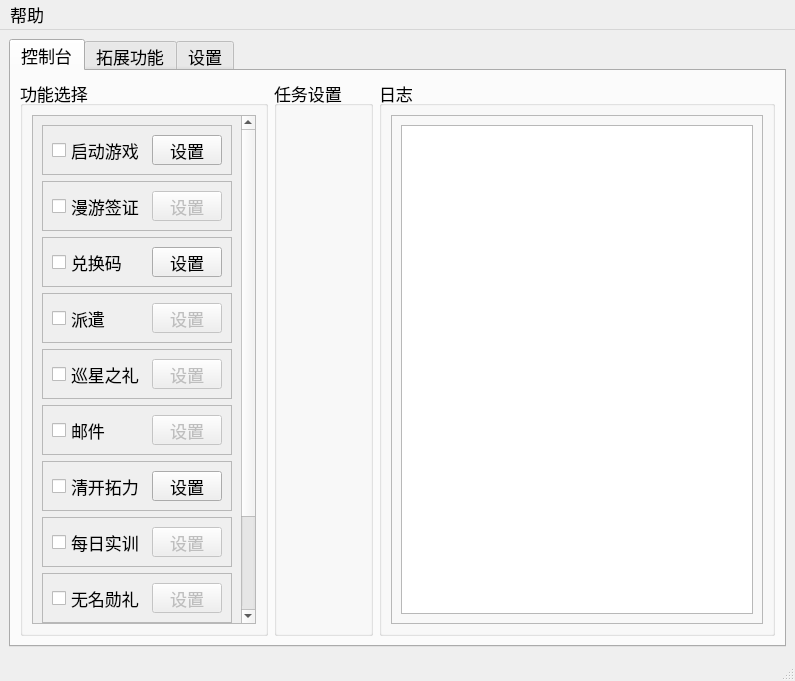
Shasnow/StarRailAssistant, file res/ui/main.ui: the form before one commit.
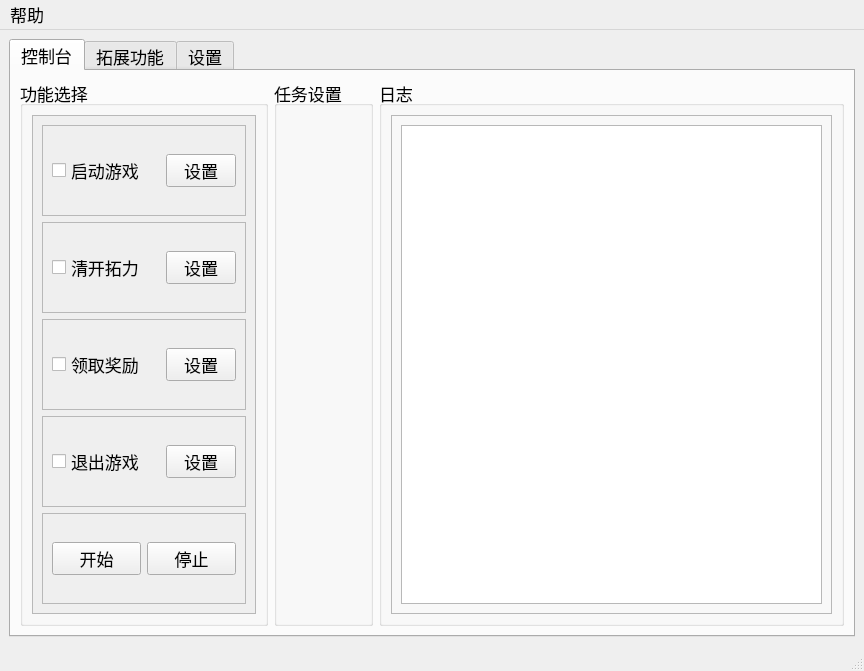
The form after the commit.

```diff
--- a/res/ui/main.ui
+++ b/res/ui/main.ui
@@ -6,8 +6,8 @@
    <rect>
     <x>0</x>
     <y>0</y>
-    <width>795</width>
-    <height>681</height>
+    <width>864</width>
+    <height>671</height>
    </rect>
   </property>
   <property name="font">
@@ -58,8 +58,8 @@
                <rect>
                 <x>0</x>
                 <y>0</y>
-                <width>214</width>
-                <height>628</height>
+                <width>226</width>
+                <height>499</height>
                </rect>
               </property>
               <layout class="QVBoxLayout" name="verticalLayout_6">
@@ -122,7 +122,7 @@
                  <property name="frameShadow">
                   <enum>QFrame::Shadow::Raised</enum>
                  </property>
-                 <layout class="QHBoxLayout" name="horizontalLayout_2">
+                 <layout class="QHBoxLayout" name="horizontalLayout_7">
                   <item>
                    <widget class="QCheckBox" name="checkBox1_2">
                     <property name="minimumSize">
@@ -132,7 +132,7 @@
                      </size>
                     </property>
                     <property name="text">
-                     <string>漫游签证</string>
+                     <string>清开拓力</string>
                     </property>
                    </widget>
                   </item>
@@ -151,9 +151,6 @@
                   </item>
                   <item>
                    <widget class="QPushButton" name="pushButton1_2">
-                    <property name="enabled">
-                     <bool>false</bool>
-                    </property>
                     <property name="minimumSize">
                      <size>
                       <width>70</width>
@@ -186,7 +183,7 @@
                      </size>
                     </property>
                     <property name="text">
-                     <string>兑换码</string>
+                     <string>领取奖励</string>
                     </property>
                    </widget>
                   </item>
@@ -227,7 +224,7 @@
                  <property name="frameShadow">
                   <enum>QFrame::Shadow::Raised</enum>
                  </property>
-                 <layout class="QHBoxLayout" name="horizontalLayout_4">
+                 <layout class="QHBoxLayout" name="horizontalLayout_10">
                   <item>
                    <widget class="QCheckBox" name="checkBox1_4">
                     <property name="minimumSize">
@@ -237,7 +234,7 @@
                      </size>
                     </property>
                     <property name="text">
-                     <string>派遣</string>
+                     <string>退出游戏</string>
                     </property>
                    </widget>
                   </item>
@@ -248,7 +245,7 @@
                     </property>
                     <property name="sizeHint" stdset="0">
                      <size>
-                      <width>219</width>
+                      <width>195</width>
                       <height>20</height>
                      </size>
                     </property>
@@ -256,327 +253,6 @@
                   </item>
                   <item>
                    <widget class="QPushButton" name="pushButton1_4">
-                    <property name="enabled">
-                     <bool>false</bool>
-                    </property>
-                    <property name="minimumSize">
-                     <size>
-                      <width>70</width>
-                      <height>30</height>
-                     </size>
-                    </property>
-                    <property name="text">
-                     <string>设置</string>
-                    </property>
-                   </widget>
-                  </item>
-                 </layout>
-                </widget>
-               </item>
-               <item>
-                <widget class="QFrame" name="frame1_5">
-                 <property name="frameShape">
-                  <enum>QFrame::Shape::StyledPanel</enum>
-                 </property>
-                 <property name="frameShadow">
-                  <enum>QFrame::Shadow::Raised</enum>
-                 </property>
-                 <layout class="QHBoxLayout" name="horizontalLayout_5">
-                  <item>
-                   <widget class="QCheckBox" name="checkBox1_5">
-                    <property name="minimumSize">
-                     <size>
-                      <width>0</width>
-                      <height>30</height>
-                     </size>
-                    </property>
-                    <property name="text">
-                     <string>巡星之礼</string>
-                    </property>
-                   </widget>
-                  </item>
-                  <item>
-                   <spacer name="horizontalSpacer1_5">
-                    <property name="orientation">
-                     <enum>Qt::Orientation::Horizontal</enum>
-                    </property>
-                    <property name="sizeHint" stdset="0">
-                     <size>
-                      <width>195</width>
-                      <height>20</height>
-                     </size>
-                    </property>
-                   </spacer>
-                  </item>
-                  <item>
-                   <widget class="QPushButton" name="pushButton1_5">
-                    <property name="enabled">
-                     <bool>false</bool>
-                    </property>
-                    <property name="minimumSize">
-                     <size>
-                      <width>70</width>
-                      <height>30</height>
-                     </size>
-                    </property>
-                    <property name="text">
-                     <string>设置</string>
-                    </property>
-                   </widget>
-                  </item>
-                 </layout>
-                </widget>
-               </item>
-               <item>
-                <widget class="QFrame" name="frame1_6">
-                 <property name="frameShape">
-                  <enum>QFrame::Shape::StyledPanel</enum>
-                 </property>
-                 <property name="frameShadow">
-                  <enum>QFrame::Shadow::Raised</enum>
-                 </property>
-                 <layout class="QHBoxLayout" name="horizontalLayout_6">
-                  <item>
-                   <widget class="QCheckBox" name="checkBox1_6">
-                    <property name="minimumSize">
-                     <size>
-                      <width>0</width>
-                      <height>30</height>
-                     </size>
-                    </property>
-                    <property name="text">
-                     <string>邮件</string>
-                    </property>
-                   </widget>
-                  </item>
-                  <item>
-                   <spacer name="horizontalSpacer1_6">
-                    <property name="orientation">
-                     <enum>Qt::Orientation::Horizontal</enum>
-                    </property>
-                    <property name="sizeHint" stdset="0">
-                     <size>
-                      <width>219</width>
-                      <height>20</height>
-                     </size>
-                    </property>
-                   </spacer>
-                  </item>
-                  <item>
-                   <widget class="QPushButton" name="pushButton1_6">
-                    <property name="enabled">
-                     <bool>false</bool>
-                    </property>
-                    <property name="minimumSize">
-                     <size>
-                      <width>70</width>
-                      <height>30</height>
-                     </size>
-                    </property>
-                    <property name="text">
-                     <string>设置</string>
-                    </property>
-                   </widget>
-                  </item>
-                 </layout>
-                </widget>
-               </item>
-               <item>
-                <widget class="QFrame" name="frame1_7">
-                 <property name="frameShape">
-                  <enum>QFrame::Shape::StyledPanel</enum>
-                 </property>
-                 <property name="frameShadow">
-                  <enum>QFrame::Shadow::Raised</enum>
-                 </property>
-                 <layout class="QHBoxLayout" name="horizontalLayout_7">
-                  <item>
-                   <widget class="QCheckBox" name="checkBox1_7">
-                    <property name="minimumSize">
-                     <size>
-                      <width>0</width>
-                      <height>30</height>
-                     </size>
-                    </property>
-                    <property name="text">
-                     <string>清开拓力</string>
-                    </property>
-                   </widget>
-                  </item>
-                  <item>
-                   <spacer name="horizontalSpacer1_7">
-                    <property name="orientation">
-                     <enum>Qt::Orientation::Horizontal</enum>
-                    </property>
-                    <property name="sizeHint" stdset="0">
-                     <size>
-                      <width>195</width>
-                      <height>20</height>
-                     </size>
-                    </property>
-                   </spacer>
-                  </item>
-                  <item>
-                   <widget class="QPushButton" name="pushButton1_7">
-                    <property name="minimumSize">
-                     <size>
-                      <width>70</width>
-                      <height>30</height>
-                     </size>
-                    </property>
-                    <property name="text">
-                     <string>设置</string>
-                    </property>
-                   </widget>
-                  </item>
-                 </layout>
-                </widget>
-               </item>
-               <item>
-                <widget class="QFrame" name="frame1_8">
-                 <property name="frameShape">
-                  <enum>QFrame::Shape::StyledPanel</enum>
-                 </property>
-                 <property name="frameShadow">
-                  <enum>QFrame::Shadow::Raised</enum>
-                 </property>
-                 <layout class="QHBoxLayout" name="horizontalLayout_9">
-                  <item>
-                   <widget class="QCheckBox" name="checkBox1_8">
-                    <property name="minimumSize">
-                     <size>
-                      <width>0</width>
-                      <height>30</height>
-                     </size>
-                    </property>
-                    <property name="text">
-                     <string>每日实训</string>
-                    </property>
-                   </widget>
-                  </item>
-                  <item>
-                   <spacer name="horizontalSpacer1_8">
-                    <property name="orientation">
-                     <enum>Qt::Orientation::Horizontal</enum>
-                    </property>
-                    <property name="sizeHint" stdset="0">
-                     <size>
-                      <width>195</width>
-                      <height>20</height>
-                     </size>
-                    </property>
-                   </spacer>
-                  </item>
-                  <item>
-                   <widget class="QPushButton" name="pushButton1_8">
-                    <property name="enabled">
-                     <bool>false</bool>
-                    </property>
-                    <property name="minimumSize">
-                     <size>
-                      <width>70</width>
-                      <height>30</height>
-                     </size>
-                    </property>
-                    <property name="text">
-                     <string>设置</string>
-                    </property>
-                   </widget>
-                  </item>
-                 </layout>
-                </widget>
-               </item>
-               <item>
-                <widget class="QFrame" name="frame1_9">
-                 <property name="frameShape">
-                  <enum>QFrame::Shape::StyledPanel</enum>
-                 </property>
-                 <property name="frameShadow">
-                  <enum>QFrame::Shadow::Raised</enum>
-                 </property>
-                 <layout class="QHBoxLayout" name="horizontalLayout_8">
-                  <item>
-                   <widget class="QCheckBox" name="checkBox1_9">
-                    <property name="minimumSize">
-                     <size>
-                      <width>0</width>
-                      <height>30</height>
-                     </size>
-                    </property>
-                    <property name="text">
-                     <string>无名勋礼</string>
-                    </property>
-                   </widget>
-                  </item>
-                  <item>
-                   <spacer name="horizontalSpacer1_9">
-                    <property name="orientation">
-                     <enum>Qt::Orientation::Horizontal</enum>
-                    </property>
-                    <property name="sizeHint" stdset="0">
-                     <size>
-                      <width>195</width>
-                      <height>20</height>
-                     </size>
-                    </property>
-                   </spacer>
-                  </item>
-                  <item>
-                   <widget class="QPushButton" name="pushButton1_9">
-                    <property name="enabled">
-                     <bool>false</bool>
-                    </property>
-                    <property name="minimumSize">
-                     <size>
-                      <width>70</width>
-                      <height>30</height>
-                     </size>
-                    </property>
-                    <property name="text">
-                     <string>设置</string>
-                    </property>
-                   </widget>
-                  </item>
-                 </layout>
-                </widget>
-               </item>
-               <item>
-                <widget class="QFrame" name="frame1_10">
-                 <property name="frameShape">
-                  <enum>QFrame::Shape::StyledPanel</enum>
-                 </property>
-                 <property name="frameShadow">
-                  <enum>QFrame::Shadow::Raised</enum>
-                 </property>
-                 <layout class="QHBoxLayout" name="horizontalLayout_10">
-                  <item>
-                   <widget class="QCheckBox" name="checkBox1_10">
-                    <property name="minimumSize">
-                     <size>
-                      <width>0</width>
-                      <height>30</height>
-                     </size>
-                    </property>
-                    <property name="text">
-                     <string>退出游戏</string>
-                    </property>
-                   </widget>
-                  </item>
-                  <item>
-                   <spacer name="horizontalSpacer1_10">
-                    <property name="orientation">
-                     <enum>Qt::Orientation::Horizontal</enum>
-                    </property>
-                    <property name="sizeHint" stdset="0">
-                     <size>
-                      <width>195</width>
-                      <height>20</height>
-                     </size>
-                    </property>
-                   </spacer>
-                  </item>
-                  <item>
-                   <widget class="QPushButton" name="pushButton1_10">
                     <property name="minimumSize">
                      <size>
                       <width>70</width>
@@ -1390,7 +1066,7 @@
     <rect>
      <x>0</x>
      <y>0</y>
-     <width>795</width>
+     <width>864</width>
      <height>33</height>
     </rect>
    </property>
```
Left out of the diff: 8 changed lines with no effect on the pictures.
